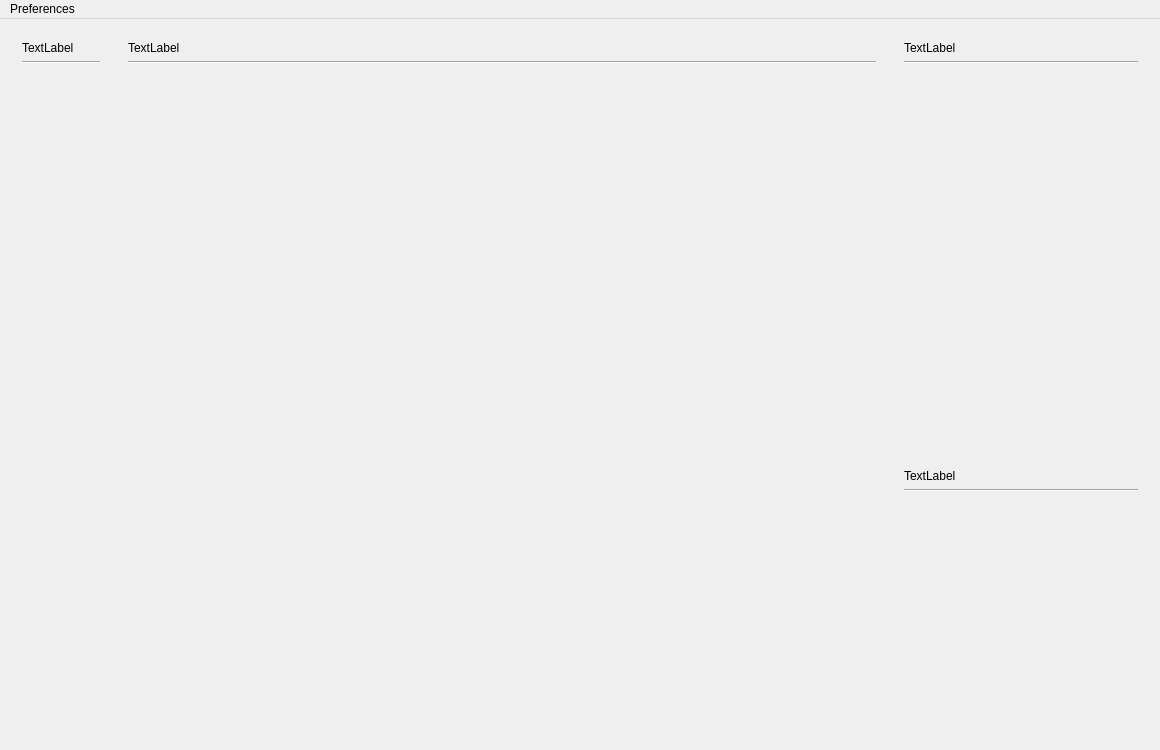
Before: the Qt Designer form src/jamtaba/gui/mainframe.ui in elieserdejesus/JamTaba, drawn with Qt 5.
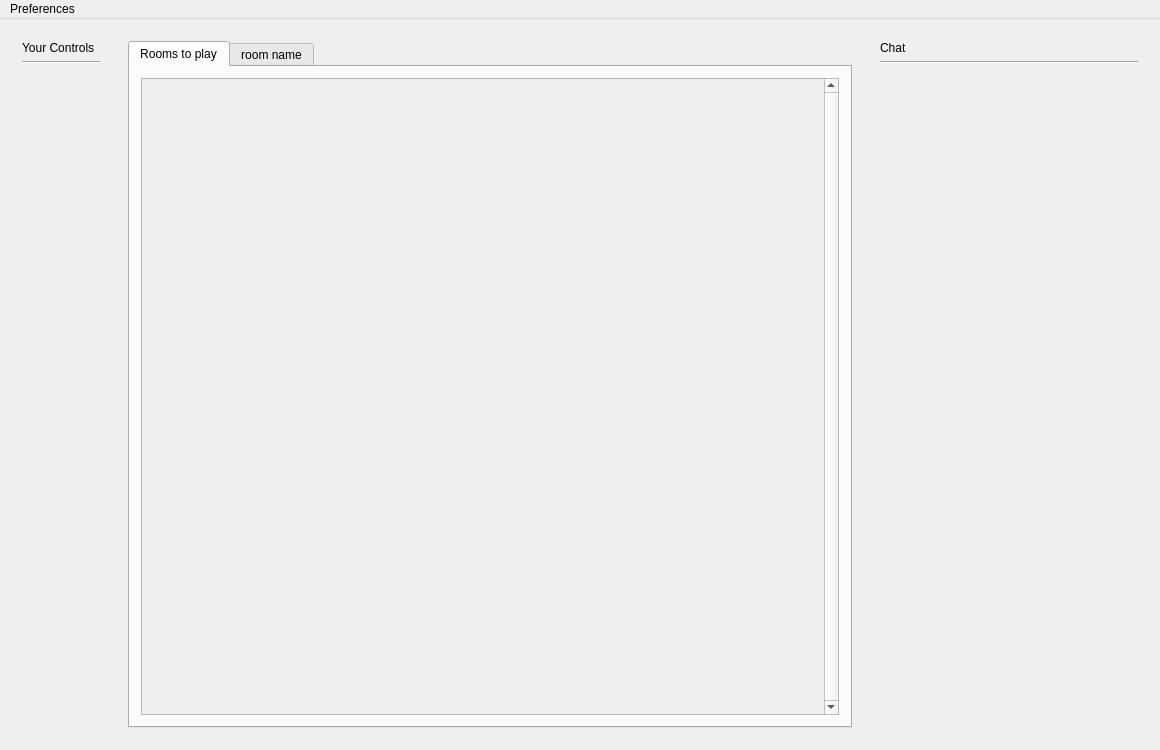
After: the same form once the commit is applied. Custom widgets are drawn as their Qt base class.

Commit message: recebendo servers e users do loginService e mostrando usuarios e bandeiras dos paises. Agora a resolucao do ip para o pais esta sendo feita no server

The edit to the form file:
```diff
--- a/src/jamtaba/gui/mainframe.ui
+++ b/src/jamtaba/gui/mainframe.ui
@@ -39,7 +39,7 @@
        <item>
         <widget class="QLabel" name="label">
          <property name="text">
-          <string>TextLabel</string>
+          <string>Your Controls</string>
          </property>
         </widget>
        </item>
@@ -57,7 +57,7 @@
         </widget>
        </item>
        <item>
-        <widget class="Gui::TrackView" name="widget_2" native="true">
+        <widget class="QWidget" name="localControls" native="true">
          <property name="sizePolicy">
           <sizepolicy hsizetype="Preferred" vsizetype="Preferred">
            <horstretch>0</horstretch>
@@ -71,54 +71,83 @@
     </item>
     <item>
      <widget class="QWidget" name="contentPanel" native="true">
-      <property name="sizePolicy">
-       <sizepolicy hsizetype="Preferred" vsizetype="Preferred">
-        <horstretch>3</horstretch>
-        <verstretch>0</verstretch>
-       </sizepolicy>
-      </property>
       <layout class="QVBoxLayout" name="verticalLayout_3">
        <item>
-        <widget class="QLabel" name="label_2">
-         <property name="text">
-          <string>TextLabel</string>
+        <widget class="QTabWidget" name="tabWidget">
+         <property name="tabPosition">
+          <enum>QTabWidget::North</enum>
          </property>
-        </widget>
-       </item>
-       <item>
-        <widget class="Line" name="line_2">
-         <property name="autoFillBackground">
-          <bool>false</bool>
+         <property name="tabShape">
+          <enum>QTabWidget::Rounded</enum>
          </property>
-         <property name="frameShadow">
-          <enum>QFrame::Sunken</enum>
+         <property name="currentIndex">
+          <number>0</number>
          </property>
-         <property name="orientation">
-          <enum>Qt::Horizontal</enum>
+         <property name="elideMode">
+          <enum>Qt::ElideLeft</enum>
          </property>
-        </widget>
-       </item>
-       <item>
-        <widget class="QWidget" name="widget_3" native="true">
-         <property name="sizePolicy">
-          <sizepolicy hsizetype="Preferred" vsizetype="Preferred">
-           <horstretch>0</horstretch>
-           <verstretch>1</verstretch>
-          </sizepolicy>
+         <property name="documentMode">
+          <bool>false</bool>
          </property>
+         <property name="tabsClosable">
+          <bool>false</bool>
+         </property>
+         <widget class="QWidget" name="tab">
+          <attribute name="title">
+           <string>Rooms to play</string>
+          </attribute>
+          <layout class="QVBoxLayout" name="verticalLayout_5">
+           <item>
+            <widget class="QScrollArea" name="allRoomsScroll">
+             <property name="verticalScrollBarPolicy">
+              <enum>Qt::ScrollBarAlwaysOn</enum>
+             </property>
+             <property name="widgetResizable">
+              <bool>true</bool>
+             </property>
+             <widget class="QWidget" name="scrollAreaWidgetContents">
+              <property name="geometry">
+               <rect>
+                <x>0</x>
+                <y>0</y>
+                <width>689</width>
+                <height>647</height>
+               </rect>
+              </property>
+              <layout class="QVBoxLayout" name="verticalLayout_6">
+               <item>
+                <widget class="QWidget" name="allRoomsContent" native="true"/>
+               </item>
+              </layout>
+             </widget>
+            </widget>
+           </item>
+          </layout>
+         </widget>
+         <widget class="QWidget" name="tab_2">
+          <attribute name="title">
+           <string>room name</string>
+          </attribute>
+         </widget>
         </widget>
        </item>
       </layout>
      </widget>
     </item>
     <item>
-     <widget class="QWidget" name="widget" native="true">
+     <widget class="QWidget" name="chatPanel_2" native="true">
       <property name="sizePolicy">
-       <sizepolicy hsizetype="Preferred" vsizetype="Preferred">
-        <horstretch>1</horstretch>
+       <sizepolicy hsizetype="Fixed" vsizetype="Preferred">
+        <horstretch>0</horstretch>
         <verstretch>0</verstretch>
        </sizepolicy>
       </property>
+      <property name="minimumSize">
+       <size>
+        <width>280</width>
+        <height>0</height>
+       </size>
+      </property>
       <layout class="QVBoxLayout" name="verticalLayout">
        <property name="leftMargin">
         <number>0</number>
@@ -136,15 +165,15 @@
         <widget class="QWidget" name="chatPanel" native="true">
          <property name="sizePolicy">
           <sizepolicy hsizetype="Preferred" vsizetype="Preferred">
-           <horstretch>0</horstretch>
-           <verstretch>3</verstretch>
+           <horstretch>1</horstretch>
+           <verstretch>0</verstretch>
           </sizepolicy>
          </property>
          <layout class="QVBoxLayout" name="verticalLayout_4">
           <item>
            <widget class="QLabel" name="label_3">
             <property name="text">
-             <string>TextLabel</string>
+             <string>Chat</string>
             </property>
            </widget>
           </item>
@@ -168,42 +197,6 @@
          </layout>
         </widget>
        </item>
-       <item>
-        <widget class="QWidget" name="onlineUsersPanel" native="true">
-         <property name="sizePolicy">
-          <sizepolicy hsizetype="Preferred" vsizetype="Preferred">
-           <horstretch>0</horstretch>
-           <verstretch>2</verstretch>
-          </sizepolicy>
-         </property>
-         <layout class="QVBoxLayout" name="verticalLayout_5">
-          <item>
-           <widget class="QLabel" name="label_4">
-            <property name="text">
-             <string>TextLabel</string>
-            </property>
-           </widget>
-          </item>
-          <item>
-           <widget class="Line" name="line_4">
-            <property name="orientation">
-             <enum>Qt::Horizontal</enum>
-            </property>
-           </widget>
-          </item>
-          <item>
-           <widget class="QWidget" name="widget_5" native="true">
-            <property name="sizePolicy">
-             <sizepolicy hsizetype="Preferred" vsizetype="Preferred">
-              <horstretch>0</horstretch>
-              <verstretch>1</verstretch>
-             </sizepolicy>
-            </property>
-           </widget>
-          </item>
-         </layout>
-        </widget>
-       </item>
       </layout>
      </widget>
     </item>
@@ -233,14 +226,6 @@
   </action>
  </widget>
  <layoutdefault spacing="6" margin="11"/>
- <customwidgets>
-  <customwidget>
-   <class>Gui::TrackView</class>
-   <extends>QWidget</extends>
-   <header>TrackView.h</header>
-   <container>1</container>
-  </customwidget>
- </customwidgets>
  <resources/>
  <connections/>
 </ui>
```
The commit also changes 294 other files.
